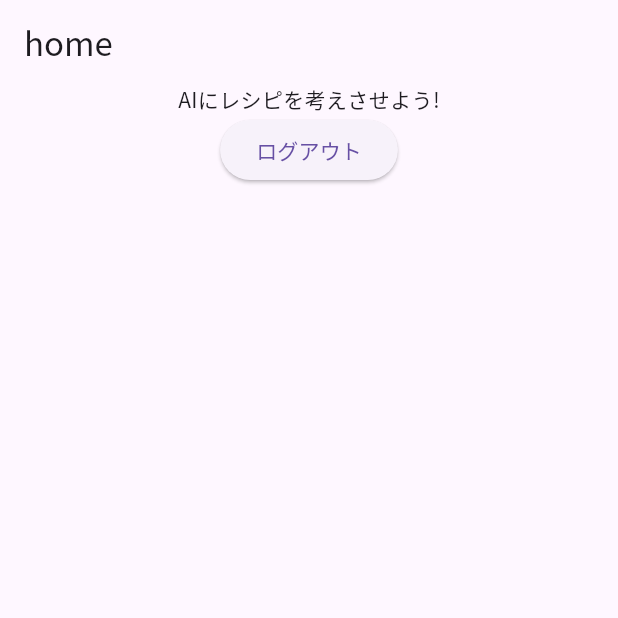
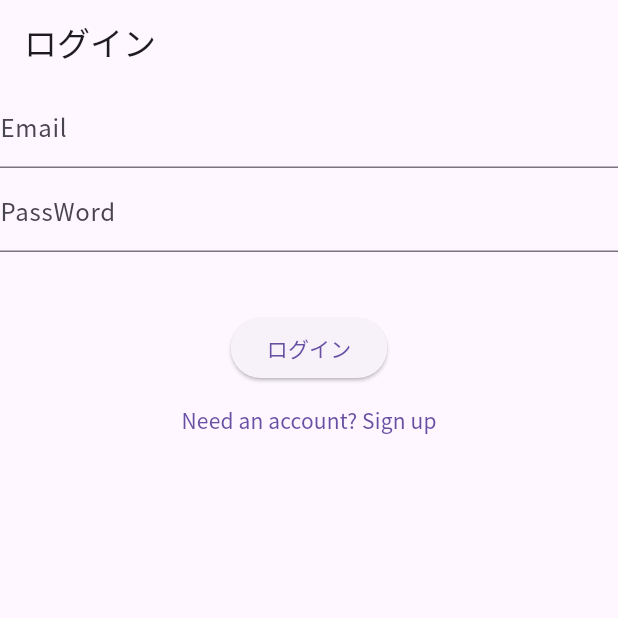
Before and after one commit to tatsurou9003/Veggie-Gourmet-AWS-CDK, a Flutter app: the screen it shows after launch, on a phone screen of 412 x 824 dp, the top half of it. Run offline on Flutter 3.47's test engine with Material 3 defaults, Android fonts, the phone set to English and light mode, and no system bars; our stand-ins replace flutter_dotenv; missing offline and left inert: amazon_cognito_identity_dart_2.

Commit message:
adjusted ui

```diff
--- /dev/null
+++ b/ui/lib/core/utils/cognito_service.dart
@@ -0,0 +1,3 @@
+import 'package:amazon_cognito_identity_dart_2/cognito.dart';
+import 'package:flutter/material.dart';
+import 'package:flutter_dotenv/flutter_dotenv.dart';
--- a/ui/lib/main.dart
+++ b/ui/lib/main.dart
@@ -1,5 +1,6 @@
 import 'package:flutter/material.dart';
 import 'package:ui/presentation/screens/home.dart';
+import 'package:ui/presentation/screens/login_page.dart';
 
 void main() {
   runApp(const MyApp());
@@ -15,7 +16,7 @@
       debugShowCheckedModeBanner: false,
       theme:
           ThemeData(primarySwatch: Colors.lightGreen, fontFamily: 'NotoSansJP'),
-      home: Home(),
+      home: LoginPage(),
     );
   }
 }
--- a/ui/lib/presentation/screens/home.dart
+++ b/ui/lib/presentation/screens/home.dart
@@ -6,12 +6,15 @@ class Home extends StatelessWidget {
   @override
   Widget build(BuildContext context) {
     return Scaffold(
+        backgroundColor: const Color.fromARGB(255, 219, 245, 153),
         appBar: AppBar(
+          backgroundColor: const Color.fromARGB(255, 219, 245, 153),
           title: const Text('home'),
         ),
         body: Center(
-          child: Column(children: [
+          child: Column(mainAxisAlignment: MainAxisAlignment.center, children: [
             const Text('AIにレシピを考えさせよう!'),
+            const SizedBox(height: 40),
             ElevatedButton(onPressed: () {}, child: const Text('ログアウト'))
           ]),
         ));
--- /dev/null
+++ b/ui/lib/presentation/screens/login_page.dart
@@ -0,0 +1,49 @@
+import 'package:flutter/material.dart';
+
+class LoginPage extends StatefulWidget {
+  const LoginPage({super.key});
+
+  @override
+  State<LoginPage> createState() => _LoginPageState();
+}
+
+class _LoginPageState extends State<LoginPage> {
+  final _formKey = GlobalKey<FormState>();
+  final _emailController = TextEditingController();
+  final _passwordController = TextEditingController();
+  bool _isLogin = true;
+
+  @override
+  void dispose() {
+    _emailController.dispose();
+    _passwordController.dispose();
+    super.dispose();
+  }
+
+  @override
+  Widget build(BuildContext context) {
+    return Scaffold(
+        appBar: AppBar(
+          title: const Text('ログイン'),
+        ),
+        body: Form(
+          key: _formKey,
+          child: Column(
+            children: [
+              TextFormField(
+                decoration: InputDecoration(labelText: 'Email'),
+              ),
+              TextFormField(
+                decoration: InputDecoration(labelText: 'PassWord'),
+              ),
+              const SizedBox(
+                height: 40,
+              ),
+              ElevatedButton(onPressed: () {}, child: Text('ログイン')),
+              TextButton(
+                  onPressed: () {}, child: Text('Need an account? Sign up'))
+            ],
+          ),
+        ));
+  }
+}
```
